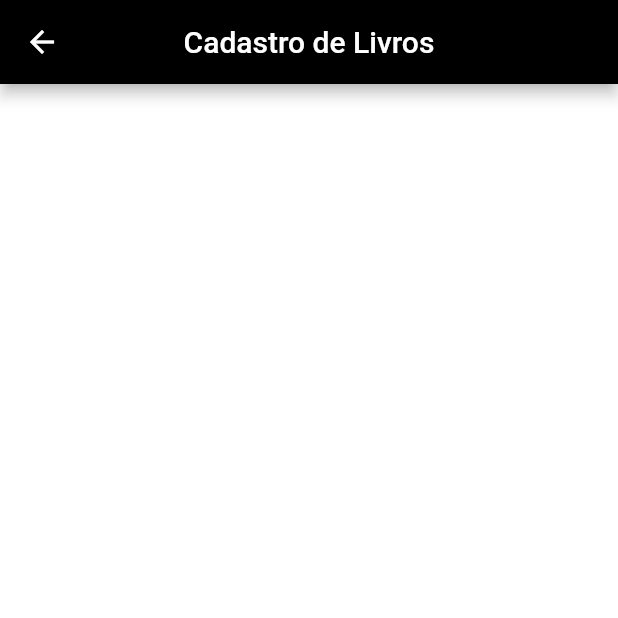
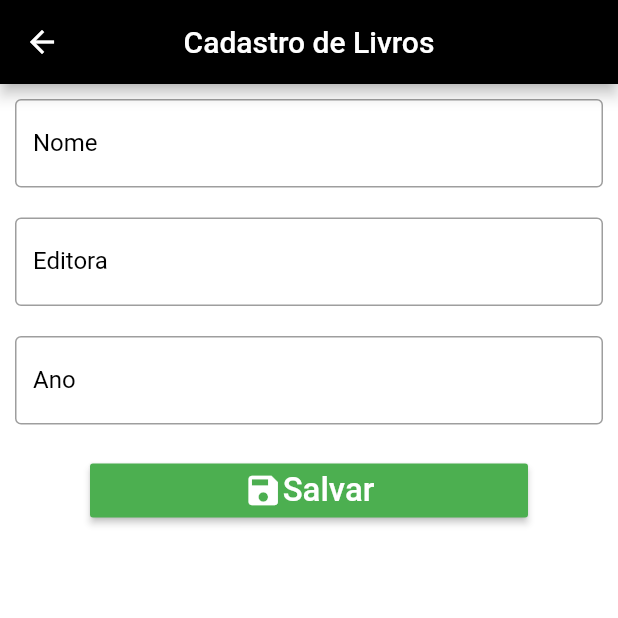
Before and after one commit to danilosouza55/flutter-pos-alfa-14-03-20, a Flutter app: the CadastroPage screen opened directly, on a phone screen of 412 x 824 dp, the top half of it. Run offline on Flutter 3.47's test engine with Material 2 defaults, Android fonts, the phone set to English and light mode, and no system bars; our stand-ins replace sqflite; accounts and stored records are empty.

Commit message:
Adicionado button em cadastro de livros

```diff
--- a/lib/ui/cadastro_page.dart
+++ b/lib/ui/cadastro_page.dart
@@ -28,6 +28,10 @@ class _CadastroPageState extends State<CadastroPage> {
       body: SingleChildScrollView(
         child: Column(
           children: <Widget>[
+            criarCampo("Nome", nomeController, TextInputType.text),
+            criarCampo("Editora", editoraController, TextInputType.text),
+            criarCampo("Ano", anoController, TextInputType.number),
+            criarBotao("Salvar", Colors.green, Icons.save, Colors.white, salvarLivro)
           ],
         ),
       ),
@@ -43,11 +47,33 @@ class _CadastroPageState extends State<CadastroPage> {
         keyboardType: ty,
         style: TextStyle(color: Colors.black, fontSize: 16),
         decoration: InputDecoration(
-          labelText: texto,
-          labelStyle: TextStyle(color: Colors.black),
-          border: OutlineInputBorder()
+            labelText: texto,
+            labelStyle: TextStyle(color: Colors.black),
+            border: OutlineInputBorder()
         ),
       ),
     );
   }
+
+  Widget criarBotao(String texto, Color corBotao, IconData icone, Color corTexto, Function f){
+    return Padding(
+      padding: EdgeInsets.fromLTRB(60, 10, 60, 0),
+      child: RaisedButton(
+        color: corBotao,
+        child: Row(
+          mainAxisAlignment: MainAxisAlignment.center,
+          children: <Widget>[
+            Icon(icone, size: 26, color: corTexto,),
+            Text(texto, style: TextStyle(
+              fontSize: 22, color: corTexto
+            ),)
+          ],
+        ), onPressed: f,
+      ),
+    );
+  }
+
+  void salvarLivro(){
+
+  }
 }
```
